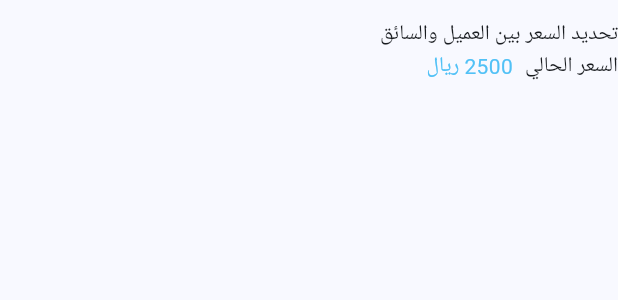
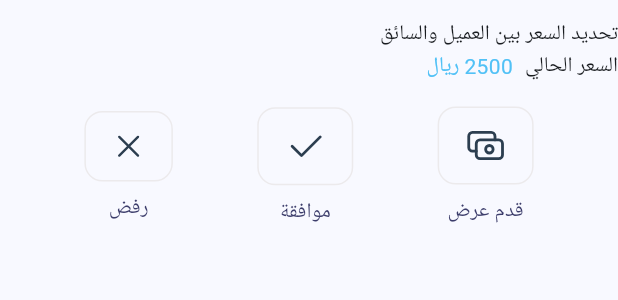
Before and after one commit to Kerolos163/alexTask, a Flutter app: the BottomSheetBody widget shown alone on an empty page, opened directly, on a phone screen of 412 x 824 dp. Shown: the top 300 px of the screen. Run offline on Flutter 3.47's test engine with Material 2 defaults, Android fonts, the phone set to English and light mode, and no system bars; our stand-ins replace device_preview, flutter_bloc, flutter_svg.

Commit message:
Finsish Order details

```diff
--- a/lib/core/manager/asser_manager.dart
+++ b/lib/core/manager/asser_manager.dart
@@ -11,4 +11,6 @@ abstract class AssetManager {
   static const String boxSVG = "asset/images/SvgBox.svg";
   static const String truckSVG = "asset/images/truck.svg";
   static const String arrowSVG = "asset/images/arrow.svg";
+  static const String offerSVG = "asset/images/offer.svg";
+  static const String correctSVG = "asset/images/correct.svg";
 }
--- a/lib/feature/Description/presenation/view/info_buttom_sheet.dart
+++ b/lib/feature/Description/presenation/view/info_buttom_sheet.dart
@@ -1,5 +1,6 @@
 import 'package:alextask/core/manager/asser_manager.dart';
 import 'package:alextask/core/manager/color_manager.dart';
+import 'package:alextask/feature/Description/presenation/view/widget/bottom_sheet_body.dart';
 import 'package:alextask/feature/Description/presenation/viewModel/Cubit/cubit.dart';
 import 'package:alextask/feature/Description/presenation/viewModel/Cubit/state.dart';
 
@@ -14,7 +15,11 @@ class InfoButtomSheet extends StatelessWidget {
   Widget build(BuildContext context) {
     return BlocBuilder<DescriptionCubit, DescriptionState>(
       builder: (context, state) {
-        return Container(
+        return GestureDetector(
+          onTap: () {
+            DescriptionCubit.get(context).changeBottomSheet();
+          },
+          child: Container(
             width: double.infinity,
             padding: const EdgeInsets.all(8),
             decoration: BoxDecoration(
@@ -30,54 +35,19 @@ class InfoButtomSheet extends StatelessWidget {
                 const SizedBox(
                   height: 5,
                 ),
-              GestureDetector(
-                onTap: () {
-                  DescriptionCubit.get(context).changeBottomSheet();
-                },
-                child: SvgPicture.asset(
+                SvgPicture.asset(
                   AssetManager.arrowSVG,
                   height: 10,
                   width: 10,
-                ),
                 ),
                 DescriptionCubit.get(context).isOpen
                     ? const BottomSheetBody()
                     : Container()
               ],
             ),
+          ),
         );
       },
     );
   }
 }
-
-class BottomSheetBody extends StatelessWidget {
-  const BottomSheetBody({
-    super.key,
-  });
-
-  @override
-  Widget build(BuildContext context) {
-    return const Column(
-      children: [
-        SizedBox(height: 13),
-        Align(
-          alignment: Alignment.centerRight,
-          child: Text("تحديد السعر بين العميل والسائق"),
-        ),
-        Row(
-          mainAxisAlignment: MainAxisAlignment.end,
-          children: [
-            Text(
-              "2500 ريال",
-              style: TextStyle(color: ColorManager.prime),
-              textDirection: TextDirection.rtl,
-            ),
-            SizedBox(width: 8),
-            Text("السعر الحالي"),
-          ],
-        ),
-      ],
-    );
-  }
-}
--- a/lib/feature/Description/presenation/view/widget/bottom_sheet_body.dart
+++ b/lib/feature/Description/presenation/view/widget/bottom_sheet_body.dart
@@ -1,5 +1,7 @@
+import 'package:alextask/core/manager/asser_manager.dart';
 import 'package:alextask/core/manager/color_manager.dart';
 import 'package:flutter/material.dart';
+import 'package:flutter_svg/svg.dart';
 
 class BottomSheetBody extends StatelessWidget {
   const BottomSheetBody({
@@ -8,14 +10,15 @@ class BottomSheetBody extends StatelessWidget {
 
   @override
   Widget build(BuildContext context) {
-    return const Column(
+    return Column(
+      crossAxisAlignment: CrossAxisAlignment.end,
       children: [
-        SizedBox(height: 13),
-        Align(
+        const SizedBox(height: 13),
+        const Align(
           alignment: Alignment.centerRight,
           child: Text("تحديد السعر بين العميل والسائق"),
         ),
-        Row(
+        const Row(
           mainAxisAlignment: MainAxisAlignment.end,
           children: [
             Text(
@@ -27,6 +30,39 @@ class BottomSheetBody extends StatelessWidget {
             Text("السعر الحالي"),
           ],
         ),
+        const SizedBox(height: 16),
+        bottomSheetItemsRow()
+      ],
+    );
+  }
+
+  Row bottomSheetItemsRow() {
+    return Row(
+      mainAxisAlignment: MainAxisAlignment.spaceEvenly,
+      children: [
+        bottomSheetItem(img: AssetManager.close, txt: "رفض"),
+        bottomSheetItem(img: AssetManager.correctSVG, txt: "موافقة"),
+        bottomSheetItem(img: AssetManager.offerSVG, txt: "قدم عرض"),
+      ],
+    );
+  }
+
+  Column bottomSheetItem({required String img, required String txt}) {
+    return Column(
+      children: [
+        Container(
+          padding: const EdgeInsets.symmetric(vertical: 10, horizontal: 16),
+          decoration: BoxDecoration(
+            borderRadius: BorderRadius.circular(12),
+            border: Border.all(color: ColorManager.lightGray),
+          ),
+          child: SvgPicture.asset(img),
+        ),
+        const SizedBox(height: 8),
+        Text(
+          txt,
+          style: const TextStyle(fontSize: 14, color: ColorManager.darkBlue),
+        )
       ],
     );
   }
```
Also changed, not shown: lib/feature/Description/presenation/view/widget/bottom_sheet_bar.dart (deleted, +0 -30 lines), lib/feature/Description/presenation/view/widget/description_body.dart (+5 -2 lines), asset/images/correct.svg (added), asset/images/offer.svg (added). Lines whose indentation alone changed are shown as unchanged.
